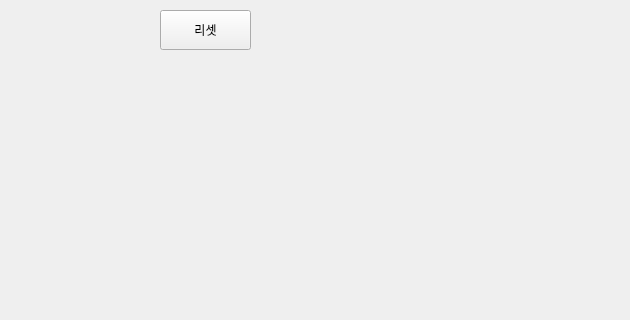
The window that HELLO_AI/day10/omok03.ui (Tinamiru/JumpToPython) describes before a commit, drawn with Qt 5; both pictures show x 220 to 850 and y 0 to 320 of the 850 by 849 pixel window.
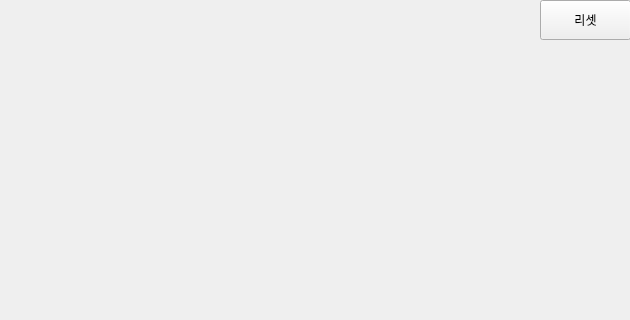
The same window after the commit.

What changed in the file:
```diff
--- a/HELLO_AI/day10/omok03.ui
+++ b/HELLO_AI/day10/omok03.ui
@@ -17,8 +17,8 @@
    <widget class="QPushButton" name="pb">
     <property name="geometry">
      <rect>
-      <x>380</x>
-      <y>10</y>
+      <x>760</x>
+      <y>0</y>
       <width>91</width>
       <height>40</height>
      </rect>
```
